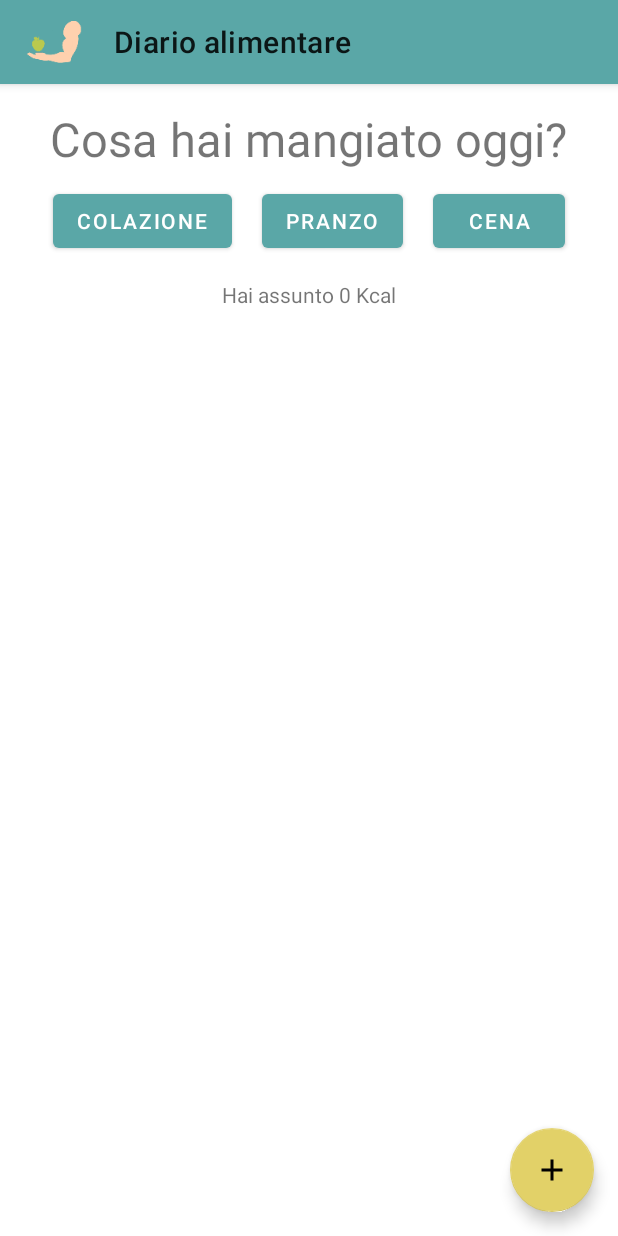
After one commit to FResta99/Benessere, an Android app: the layout activity_diario_alimentare.xml on its own in the app's theme, with its tools: preview values and no code run, on a phone screen of 412 x 824 dp. The commit adds this screen. Run offline under Robolectric (Android 15) with nearby library versions, the phone set to English and light mode, and no system bars.

Commit message:
listView.setAdapter(null);

```diff
--- a/Android Studio/Benessere/app/src/main/java/com/interfacciabili/benessere/HomeCliente.java
+++ b/Android Studio/Benessere/app/src/main/java/com/interfacciabili/benessere/HomeCliente.java
@@ -133,7 +133,9 @@ public class HomeCliente extends AppCompatActivity implements NavigationView.OnN
                 startActivity(goToShoppingList);
                 break;
             case R.id.nav_diario:
-                //intent
+                Intent goToDiarioAlimentare = new Intent(HomeCliente.this, DiarioAlimentare.class);
+                goToDiarioAlimentare.putExtra(CLIENTE, cliente);
+                startActivity(goToDiarioAlimentare);
                 break;
             case R.id.nav_contapassi:
                 Intent goToContapassi = new Intent(HomeCliente.this, ContapassiActivity.class);
--- a/Android Studio/Benessere/app/src/main/java/com/interfacciabili/benessere/control/DBHelper.java
+++ b/Android Studio/Benessere/app/src/main/java/com/interfacciabili/benessere/control/DBHelper.java
@@ -167,7 +167,7 @@ public class DBHelper extends SQLiteOpenHelper {
         String createExerciseTable = "CREATE TABLE EXERCISE_TABLE ( EXERCISE_ID	INTEGER, EXERCISE_CLIENT	TEXT, EXERCISE_NAME	TEXT, EXERCISE_REPS	INTEGER, EXERCISE_DAY	TEXT, EXERCISE_EXPLANATION	TEXT, PRIMARY KEY(EXERCISE_ID AUTOINCREMENT))";
         String createProductTable = "CREATE TABLE PRODUCT_TABLE ( PRODUCT_ID	INTEGER, PRODUCT_NAME	TEXT, PRODUCT_STATUS	INTEGER, PRODUCT_CLIENT	TEXT, PRIMARY KEY(PRODUCT_ID AUTOINCREMENT))";
         String createRequestTable = "CREATE TABLE REQUEST_DIET_TABLE ( REQUEST_ID	INTEGER, REQUEST_CLIENT	TEXT, REQUEST_CLIENT_NAME	TEXT, REQUEST_CLIENT_SURNAME	TEXT, REQUEST_DIETOLOGIST	TEXT, REQUEST_ID_MODIFY	INTEGER, REQUEST_MODIFY	TEXT, REQUEST_MODIFIER	TEXT, REQUEST_PORTION	INTEGER, REQUEST_PORTION_TYPE	TEXT, REQUEST_APPROVED	TEXT, PRIMARY KEY(REQUEST_ID AUTOINCREMENT))";
-
+        String createFoodTable = "CREATE TABLE FOOD_TABLE (  FOOD_ID    INTEGER,  FOOD_NAME   TEXT,   FOOD_CALORIES   INTEGER,    FOOD_TYPE    TEXT,  FOOD_CLIENT    TEXT, PRIMARY KEY(FOOD_ID AUTOINCREMENT));";
 
         db.execSQL(createClientCoachTable);
         db.execSQL(createClientDietologistTable);
@@ -179,6 +179,7 @@ public class DBHelper extends SQLiteOpenHelper {
         db.execSQL(createExerciseTable);
         db.execSQL(createProductTable);
         db.execSQL(createRequestTable);
+        db.execSQL(createFoodTable);
     }
 
     @Override
--- /dev/null
+++ b/Android Studio/Benessere/app/src/main/res/layout/activity_diario_alimentare.xml
@@ -0,0 +1,124 @@
+<?xml version="1.0" encoding="utf-8"?>
+<LinearLayout
+    xmlns:android="http://schemas.android.com/apk/res/android"
+    xmlns:app="http://schemas.android.com/apk/res-auto"
+    xmlns:tools="http://schemas.android.com/tools"
+    android:layout_width="match_parent"
+    android:layout_height="match_parent"
+    android:orientation="vertical"
+    tools:context=".DiarioAlimentare">
+
+    <com.google.android.material.appbar.AppBarLayout
+        android:id="@+id/appBarLayout"
+        android:layout_width="match_parent"
+        android:layout_height="wrap_content">
+
+        <androidx.appcompat.widget.Toolbar
+            android:id="@+id/toolbar_main"
+            android:layout_width="match_parent"
+            android:layout_height="?attr/actionBarSize"
+            android:background="?attr/colorPrimary"
+            android:elevation="5dp"
+            android:theme="@style/ThemeOverlay.AppCompat.ActionBar"
+            app:contentInsetEnd="0dp"
+            app:contentInsetLeft="0dp"
+            app:contentInsetRight="0dp"
+            app:contentInsetStart="0dp"
+            app:contentInsetStartWithNavigation="0dp"
+            app:popupTheme="@style/ThemeOverlay.AppCompat.Light"
+            app:logo="@mipmap/ic_launcher"
+            app:title="@string/tbDiarioAlimentare" />
+
+    </com.google.android.material.appbar.AppBarLayout>
+
+    <TextView
+        android:layout_width="wrap_content"
+        android:layout_height="wrap_content"
+        android:layout_gravity="center"
+        android:layout_marginTop="15dp"
+        android:textSize="31.5sp"
+        android:text="@string/tvDomandaPappa" />
+
+    <TableLayout
+        android:layout_width="wrap_content"
+        android:layout_height="wrap_content"
+        android:layout_gravity="center"
+        android:layout_marginTop="10dp">
+
+        <TableRow>
+
+            <Button
+                android:id="@+id/btnColazione"
+                android:layout_width="wrap_content"
+                android:layout_height="wrap_content"
+                android:text="@string/tvColazione"
+                android:layout_marginHorizontal="10dp" />
+
+            <Button
+                android:id="@+id/btnPranzo"
+                android:layout_width="wrap_content"
+                android:layout_height="wrap_content"
+                android:text="@string/tvPranzo"
+                android:layout_marginHorizontal="10dp" />
+
+            <Button
+                android:id="@+id/btnCena"
+                android:layout_width="wrap_content"
+                android:layout_height="wrap_content"
+                android:text="@string/tvCena"
+                android:layout_marginHorizontal="10dp" />
+        </TableRow>
+    </TableLayout>
+
+    <TableLayout
+        android:layout_width="wrap_content"
+        android:layout_height="wrap_content"
+        android:layout_gravity="center"
+        android:layout_marginTop="15dp">
+
+        <TableRow>
+
+            <TextView
+                android:layout_width="wrap_content"
+                android:layout_height="wrap_content"
+                android:layout_gravity="center"
+                android:text="Hai assunto " />
+
+            <TextView
+                android:id="@+id/tvNumeroCalorie"
+                android:layout_width="wrap_content"
+                android:layout_height="wrap_content"
+                android:layout_gravity="center"
+                android:text="0" />
+
+            <TextView
+                android:layout_width="wrap_content"
+                android:layout_height="wrap_content"
+                android:layout_gravity="center"
+                android:text=" Kcal"  />
+        </TableRow>
+    </TableLayout>
+
+    <FrameLayout
+        android:layout_width="match_parent"
+        android:layout_height="match_parent" >
+
+        <com.google.android.material.floatingactionbutton.FloatingActionButton
+            android:id="@+id/floating_action_button_portrait"
+            android:layout_width="wrap_content"
+            android:layout_height="wrap_content"
+            android:layout_gravity="bottom|right"
+            android:layout_marginStart="16dp"
+            android:layout_marginTop="16dp"
+            android:layout_marginEnd="16dp"
+            android:layout_marginBottom="16dp"
+            android:src="@drawable/ic_plus_24"
+            android:onClick="aggiungiProdotto"/>
+
+        <ListView
+            android:id="@+id/lvDiario"
+            android:layout_width="match_parent"
+            android:layout_height="match_parent"
+            android:paddingTop="5dp" />
+    </FrameLayout>
+</LinearLayout>
--- a/Android Studio/Benessere/app/src/main/res/values/strings.xml
+++ b/Android Studio/Benessere/app/src/main/res/values/strings.xml
@@ -147,6 +147,8 @@
     <string name="permessoNegato">Permesso negato</string>
     <string name="disclaimerTornelloRete">Per usare questa funzione devi essere connesso alla rete della palestra</string>
     <string name="condividi">Condividi</string>
+    <string name="tbDiarioAlimentare">Diario alimentare</string>
+    <string name="tvDomandaPappa">Cosa hai mangiato oggi?</string>
 
     <string-array name="week">
         <item>@string/week_mon</item>
--- a/Android Studio/Benessere/build.gradle
+++ b/Android Studio/Benessere/build.gradle
@@ -5,7 +5,7 @@ buildscript {
         jcenter()
     }
     dependencies {
-        classpath "com.android.tools.build:gradle:4.1.1"
+        classpath 'com.android.tools.build:gradle:4.1.2'
 
         // NOTE: Do not place your application dependencies here; they belong
         // in the individual module build.gradle files
```
Also changed, not shown: Android Studio/Benessere/app/src/main/AndroidManifest.xml (+7 -14 lines), Android Studio/Benessere/app/src/main/java/com/interfacciabili/benessere/DiarioAlimentare.java (added, +168 -0 lines), Android Studio/Benessere/app/src/main/java/com/interfacciabili/benessere/InserisciCiboDialog.java (added, +131 -0 lines), Android Studio/Benessere/app/src/main/java/com/interfacciabili/benessere/control/DatabaseService.java (+63 -0 lines), Android Studio/Benessere/app/src/main/java/com/interfacciabili/benessere/model/Cibo.java (added, +62 -0 lines), Android Studio/Benessere/app/src/main/res/layout/dialog_inserisci_cibo.xml (added, +28 -0 lines), Android Studio/Benessere/app/src/main/res/menu/menu_diario.xml (added, +12 -0 lines).
